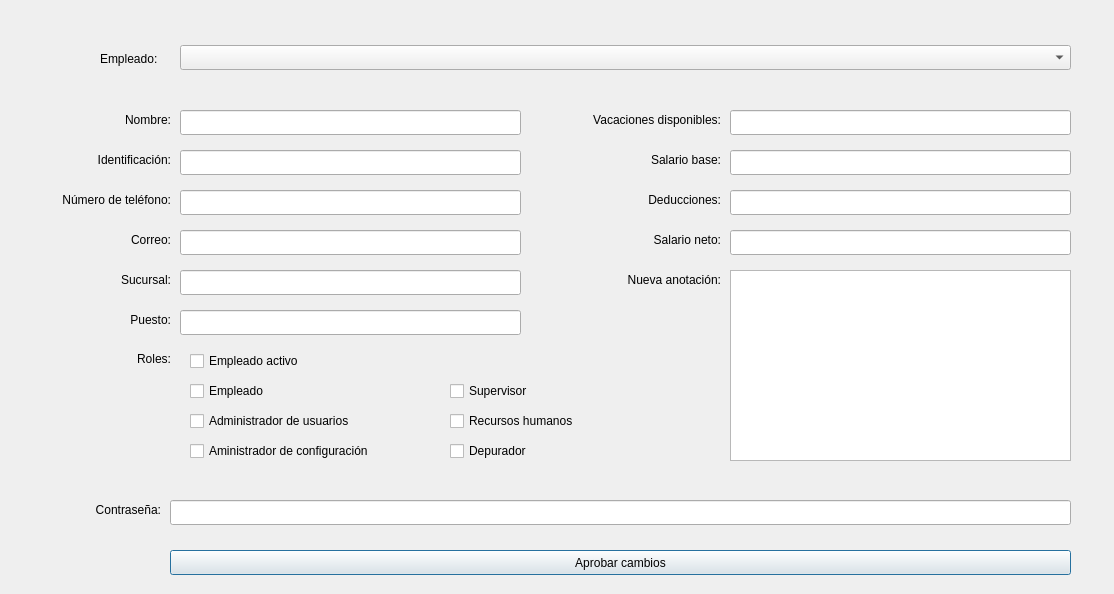
Before: the Qt Designer form Interfaz/modify_user.ui in Los-Pollitos/PI-Redes-Sistemas-Operativos, drawn with Qt 5.
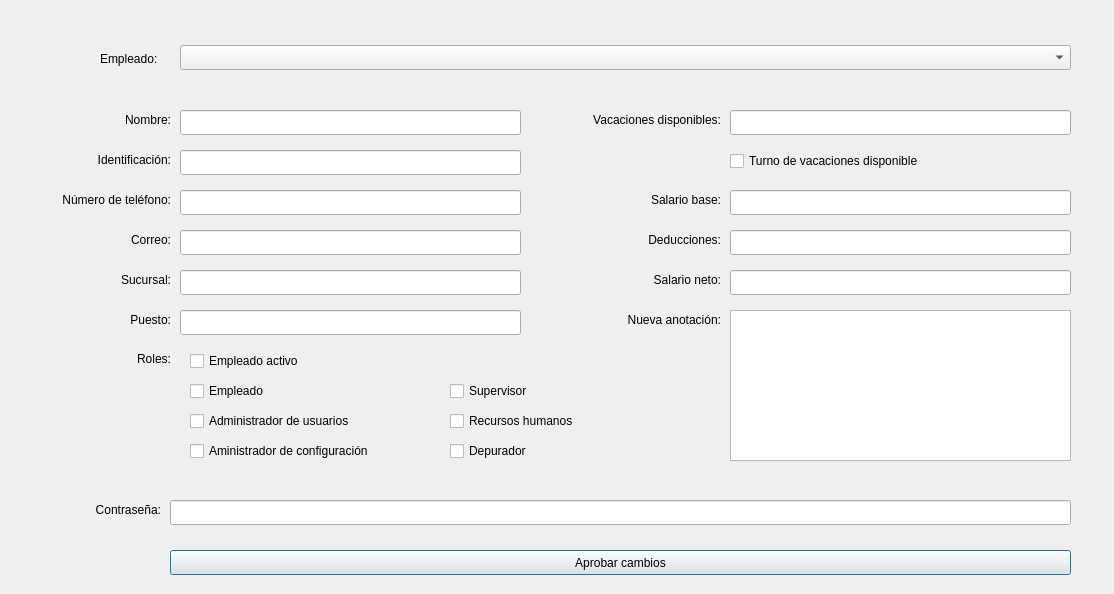
After: the same form once the commit is applied.

Commit message: cambios para que un usuario pueda tener un turno disponible

The edit to the form file:
```diff
--- a/Interfaz/modify_user.ui
+++ b/Interfaz/modify_user.ui
@@ -296,7 +296,7 @@
    <property name="geometry">
     <rect>
      <x>590</x>
-     <y>150</y>
+     <y>190</y>
      <width>131</width>
      <height>20</height>
     </rect>
@@ -312,7 +312,7 @@
    <property name="geometry">
     <rect>
      <x>730</x>
-     <y>150</y>
+     <y>190</y>
      <width>341</width>
      <height>25</height>
     </rect>
@@ -322,7 +322,7 @@
    <property name="geometry">
     <rect>
      <x>590</x>
-     <y>190</y>
+     <y>230</y>
      <width>131</width>
      <height>20</height>
     </rect>
@@ -338,7 +338,7 @@
    <property name="geometry">
     <rect>
      <x>730</x>
-     <y>190</y>
+     <y>230</y>
      <width>341</width>
      <height>25</height>
     </rect>
@@ -348,7 +348,7 @@
    <property name="geometry">
     <rect>
      <x>590</x>
-     <y>230</y>
+     <y>270</y>
      <width>131</width>
      <height>20</height>
     </rect>
@@ -364,7 +364,7 @@
    <property name="geometry">
     <rect>
      <x>730</x>
-     <y>230</y>
+     <y>270</y>
      <width>341</width>
      <height>25</height>
     </rect>
@@ -403,7 +403,7 @@
    <property name="geometry">
     <rect>
      <x>590</x>
-     <y>270</y>
+     <y>310</y>
      <width>131</width>
      <height>20</height>
     </rect>
@@ -419,9 +419,9 @@
    <property name="geometry">
     <rect>
      <x>730</x>
-     <y>270</y>
+     <y>310</y>
      <width>341</width>
-     <height>191</height>
+     <height>151</height>
     </rect>
    </property>
   </widget>
@@ -477,6 +477,19 @@
     </rect>
    </property>
   </widget>
+  <widget class="QCheckBox" name="checkbox_shift">
+   <property name="geometry">
+    <rect>
+     <x>730</x>
+     <y>150</y>
+     <width>341</width>
+     <height>22</height>
+    </rect>
+   </property>
+   <property name="text">
+    <string>Turno de vacaciones disponible</string>
+   </property>
+  </widget>
  </widget>
  <resources/>
  <connections/>
```
The commit also changes 14 other files.
